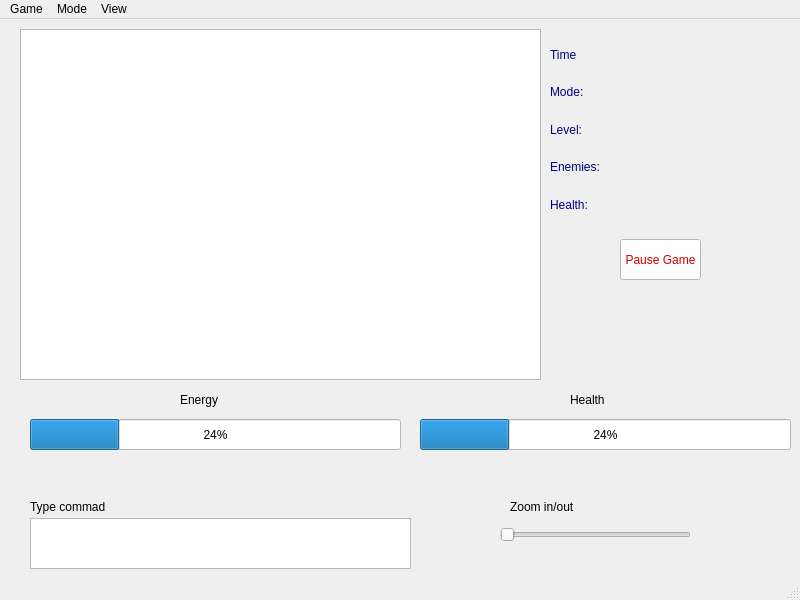
Before: the Qt Designer form gamewindow.ui in nicogutz/APT-Qt-Game, drawn with Qt 5.
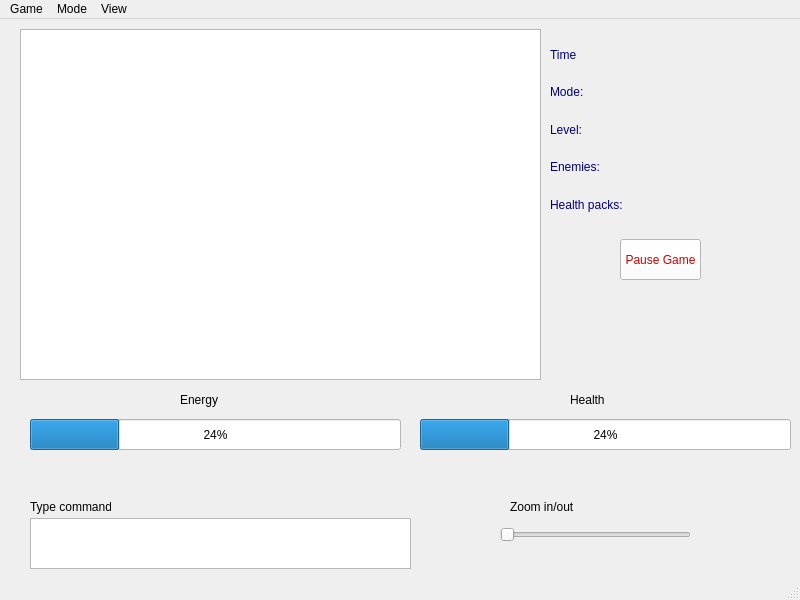
After: the same form once the commit is applied.

Diff of the .ui file:
```diff
--- a/gamewindow.ui
+++ b/gamewindow.ui
@@ -162,7 +162,7 @@
      </rect>
     </property>
     <property name="text">
-     <string>Type commad </string>
+     <string>Type command </string>
     </property>
    </widget>
    <widget class="QSlider" name="horizontalSlider">
@@ -266,7 +266,7 @@
 font: 9pt &quot;8514oem&quot;;</string>
        </property>
        <property name="text">
-        <string>Health:</string>
+        <string>Health packs:</string>
        </property>
       </widget>
      </item>
```
